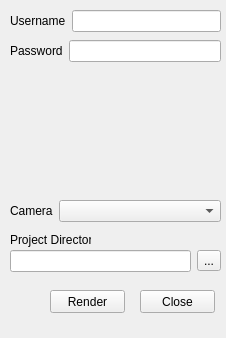
First picture: the form in ui/main.ui, repository iceanimations/AiBatchRender, before the edit.
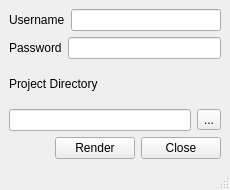
Second picture: the form after the edit.

Commit message: GUI implemented and rendering fine

Diff of the .ui file:
```diff
--- a/ui/main.ui
+++ b/ui/main.ui
@@ -6,62 +6,34 @@
    <rect>
     <x>0</x>
     <y>0</y>
-    <width>226</width>
-    <height>338</height>
+    <width>230</width>
+    <height>190</height>
    </rect>
   </property>
+  <property name="sizePolicy">
+   <sizepolicy hsizetype="Fixed" vsizetype="Fixed">
+    <horstretch>0</horstretch>
+    <verstretch>0</verstretch>
+   </sizepolicy>
+  </property>
+  <property name="minimumSize">
+   <size>
+    <width>230</width>
+    <height>190</height>
+   </size>
+  </property>
+  <property name="maximumSize">
+   <size>
+    <width>230</width>
+    <height>190</height>
+   </size>
+  </property>
   <property name="windowTitle">
    <string>Slave Render</string>
   </property>
   <widget class="QWidget" name="centralwidget">
-   <widget class="QLabel" name="label">
-    <property name="geometry">
-     <rect>
-      <x>10</x>
-      <y>230</y>
-      <width>81</width>
-      <height>20</height>
-     </rect>
-    </property>
-    <property name="text">
-     <string>Project Directory</string>
-    </property>
-   </widget>
-   <widget class="QPushButton" name="pushButton">
-    <property name="geometry">
-     <rect>
-      <x>140</x>
-      <y>290</y>
-      <width>75</width>
-      <height>23</height>
-     </rect>
-    </property>
-    <property name="text">
-     <string>Close</string>
-    </property>
-   </widget>
-   <widget class="QPushButton" name="pushButton_2">
-    <property name="geometry">
-     <rect>
-      <x>50</x>
-      <y>290</y>
-      <width>75</width>
-      <height>23</height>
-     </rect>
-    </property>
-    <property name="text">
-     <string>Render</string>
-    </property>
-   </widget>
-   <widget class="QWidget" name="">
-    <property name="geometry">
-     <rect>
-      <x>10</x>
-      <y>10</y>
-      <width>211</width>
-      <height>22</height>
-     </rect>
-    </property>
+   <layout class="QVBoxLayout" name="verticalLayout">
+    <item>
     <layout class="QHBoxLayout" name="horizontalLayout">
      <item>
       <widget class="QLabel" name="label_3">
@@ -71,19 +43,11 @@
       </widget>
      </item>
      <item>
-      <widget class="QLineEdit" name="lineEdit_2"/>
-     </item>
-    </layout>
-   </widget>
-   <widget class="QWidget" name="">
-    <property name="geometry">
-     <rect>
-      <x>10</x>
-      <y>40</y>
-      <width>211</width>
-      <height>22</height>
-     </rect>
-    </property>
+       <widget class="QLineEdit" name="usernameBox"/>
+      </item>
+     </layout>
+    </item>
+    <item>
     <layout class="QHBoxLayout" name="horizontalLayout_2">
      <item>
       <widget class="QLabel" name="label_4">
@@ -100,45 +64,15 @@
       </widget>
      </item>
     </layout>
-   </widget>
-   <widget class="QWidget" name="">
-    <property name="geometry">
-     <rect>
-      <x>10</x>
-      <y>200</y>
-      <width>211</width>
-      <height>22</height>
-     </rect>
-    </property>
-    <layout class="QHBoxLayout" name="horizontalLayout_3">
+    </item>
      <item>
-      <widget class="QLabel" name="label_5">
+     <widget class="QLabel" name="label">
        <property name="text">
-        <string>Camera</string>
+       <string>Project Directory</string>
        </property>
       </widget>
      </item>
      <item>
-      <widget class="QComboBox" name="comboBox">
-       <property name="sizePolicy">
-        <sizepolicy hsizetype="Expanding" vsizetype="Fixed">
-         <horstretch>0</horstretch>
-         <verstretch>0</verstretch>
-        </sizepolicy>
-       </property>
-      </widget>
-     </item>
-    </layout>
-   </widget>
-   <widget class="QWidget" name="">
-    <property name="geometry">
-     <rect>
-      <x>10</x>
-      <y>250</y>
-      <width>211</width>
-      <height>22</height>
-     </rect>
-    </property>
     <layout class="QHBoxLayout" name="horizontalLayout_4">
      <item>
       <widget class="QLineEdit" name="lineEdit"/>
@@ -151,7 +85,51 @@
       </widget>
      </item>
     </layout>
-   </widget>
+    </item>
+    <item>
+     <layout class="QHBoxLayout" name="horizontalLayout_3">
+      <item>
+       <spacer name="horizontalSpacer">
+        <property name="orientation">
+         <enum>Qt::Horizontal</enum>
+        </property>
+        <property name="sizeHint" stdset="0">
+         <size>
+          <width>40</width>
+          <height>20</height>
+         </size>
+        </property>
+       </spacer>
+      </item>
+      <item>
+       <widget class="QPushButton" name="renderButton">
+        <property name="minimumSize">
+         <size>
+          <width>75</width>
+          <height>0</height>
+         </size>
+        </property>
+        <property name="text">
+         <string>Render</string>
+        </property>
+       </widget>
+      </item>
+      <item>
+       <widget class="QPushButton" name="closeButton">
+        <property name="minimumSize">
+         <size>
+          <width>75</width>
+          <height>0</height>
+         </size>
+        </property>
+        <property name="text">
+         <string>Close</string>
+        </property>
+       </widget>
+      </item>
+     </layout>
+    </item>
+   </layout>
   </widget>
   <widget class="QMenuBar" name="menubar">
    <property name="geometry">
@@ -163,6 +141,7 @@
     </rect>
    </property>
   </widget>
+  <widget class="QStatusBar" name="statusBar"/>
  </widget>
  <resources/>
  <connections>
```
Left out of the diff: 10 changed lines with no effect on the pictures. Lines whose indentation alone changed are shown as unchanged. The commit also changes 5 other files.
